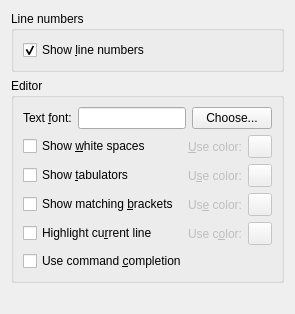
Before: the Qt Designer form app/configeditorwidget.ui in fhackenberger/ktikz, drawn with Qt 5.
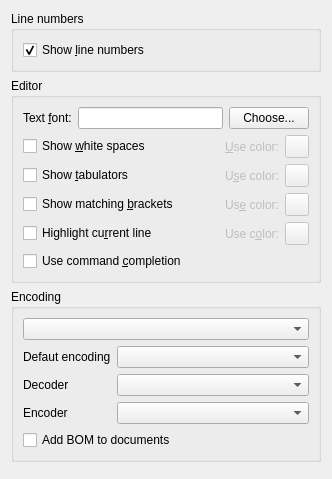
After: the same form once the commit is applied. Custom widgets are drawn as their Qt base class.

Commit message: Added the customizing of the text encoding in PGF- and PGS-file.

Diff of the .ui file:
```diff
--- a/app/configeditorwidget.ui
+++ b/app/configeditorwidget.ui
@@ -2,6 +2,14 @@
 <ui version="4.0">
  <class>ConfigEditorWidget</class>
  <widget class="QWidget" name="ConfigEditorWidget">
+  <property name="geometry">
+   <rect>
+    <x>0</x>
+    <y>0</y>
+    <width>332</width>
+    <height>479</height>
+   </rect>
+  </property>
   <property name="windowTitle">
    <string>Configure Editor</string>
   </property>
@@ -250,6 +258,104 @@
      </layout>
     </widget>
    </item>
+   <item>
+    <widget class="QGroupBox" name="encodingGoupBox">
+     <property name="title">
+      <string>Encoding</string>
+     </property>
+     <layout class="QVBoxLayout" name="verticalLayout_3">
+      <item>
+       <widget class="QComboBox" name="encodingComboBox"/>
+      </item>
+      <item>
+       <widget class="QWidget" name="encodingAdvWidget" native="true">
+        <layout class="QFormLayout" name="formLayout">
+         <property name="leftMargin">
+          <number>0</number>
+         </property>
+         <property name="topMargin">
+          <number>0</number>
+         </property>
+         <property name="rightMargin">
+          <number>0</number>
+         </property>
+         <property name="bottomMargin">
+          <number>0</number>
+         </property>
+         <item row="0" column="0">
+          <widget class="QLabel" name="label">
+           <property name="toolTip">
+            <string>Defaut encoding for new documents</string>
+           </property>
+           <property name="text">
+            <string>Defaut encoding</string>
+           </property>
+          </widget>
+         </item>
+         <item row="0" column="1">
+          <widget class="QComboBox" name="defaultEncodingComboBox">
+           <property name="sizePolicy">
+            <sizepolicy hsizetype="Expanding" vsizetype="Fixed">
+             <horstretch>0</horstretch>
+             <verstretch>0</verstretch>
+            </sizepolicy>
+           </property>
+          </widget>
+         </item>
+         <item row="1" column="0">
+          <widget class="QLabel" name="label_2">
+           <property name="toolTip">
+            <string>Encoding for reading text files.
+Warning: if a BOM was detected, the decoder automatically switch to UTF-8 or UTF-16.</string>
+           </property>
+           <property name="text">
+            <string>Decoder</string>
+           </property>
+          </widget>
+         </item>
+         <item row="1" column="1">
+          <widget class="QComboBox" name="readEncodingComboBox">
+           <property name="sizePolicy">
+            <sizepolicy hsizetype="Expanding" vsizetype="Fixed">
+             <horstretch>0</horstretch>
+             <verstretch>0</verstretch>
+            </sizepolicy>
+           </property>
+          </widget>
+         </item>
+         <item row="2" column="0">
+          <widget class="QLabel" name="label_3">
+           <property name="toolTip">
+            <string>Encoding for saving text files</string>
+           </property>
+           <property name="text">
+            <string>Encoder</string>
+           </property>
+          </widget>
+         </item>
+         <item row="2" column="1">
+          <widget class="QComboBox" name="writeEncodingComboBox">
+           <property name="sizePolicy">
+            <sizepolicy hsizetype="Expanding" vsizetype="Fixed">
+             <horstretch>0</horstretch>
+             <verstretch>0</verstretch>
+            </sizepolicy>
+           </property>
+          </widget>
+         </item>
+         <item row="3" column="0" colspan="2">
+          <widget class="QCheckBox" name="bomCheckBox">
+           <property name="text">
+            <string>Add BOM to documents</string>
+           </property>
+          </widget>
+         </item>
+        </layout>
+       </widget>
+      </item>
+     </layout>
+    </widget>
+   </item>
    <item>
     <spacer name="verticalSpacer">
      <property name="orientation">
```
The commit also changes 11 other files.
